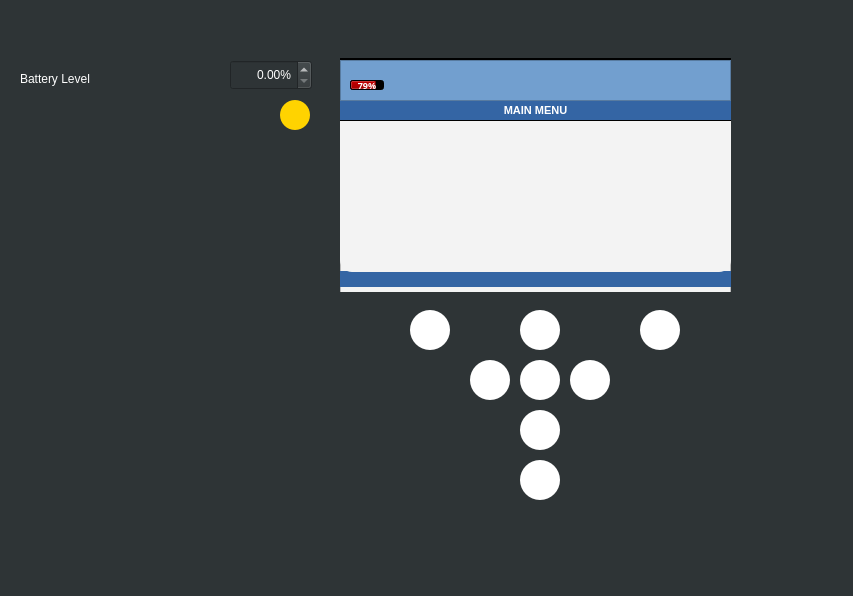
NirmithDAlmeida/HRV3004Team6, file HRV/mainwindow.ui: the form before one commit.
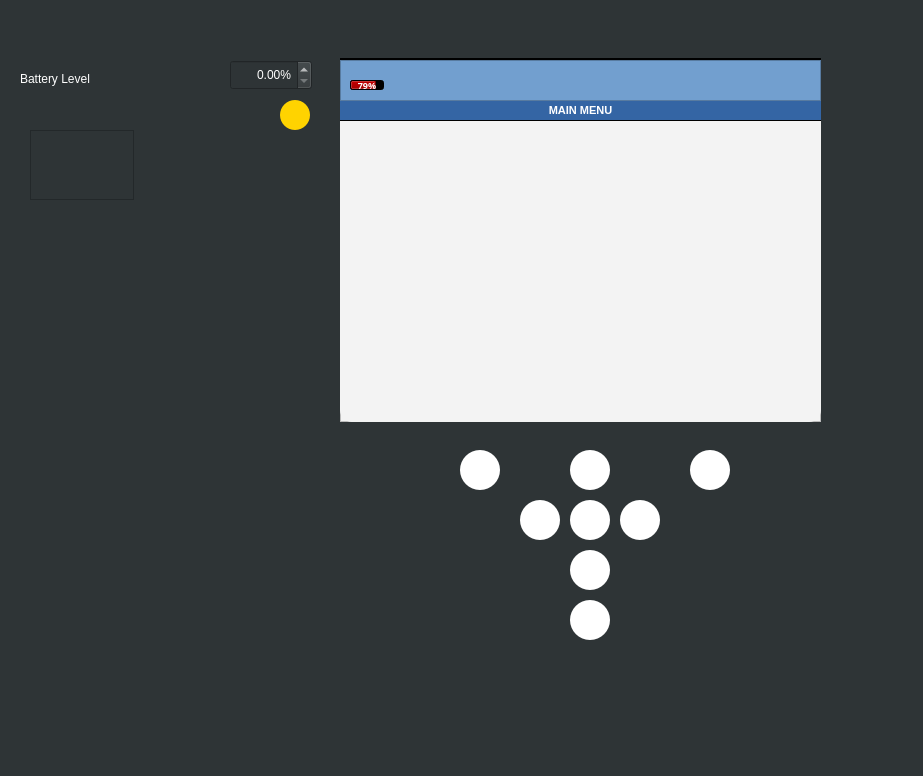
The form after the commit. Icons and pictures are not drawn. Custom widgets are drawn as their Qt base class.

Commit message: Fixed GUI to account for Graph

Diff of the .ui file:
```diff
--- a/HRV/mainwindow.ui
+++ b/HRV/mainwindow.ui
@@ -6,8 +6,8 @@
    <rect>
     <x>0</x>
     <y>0</y>
-    <width>853</width>
-    <height>596</height>
+    <width>923</width>
+    <height>776</height>
    </rect>
   </property>
   <property name="minimumSize">
@@ -51,8 +51,8 @@
      <rect>
       <x>310</x>
       <y>-13</y>
-      <width>461</width>
-      <height>571</height>
+      <width>561</width>
+      <height>711</height>
      </rect>
     </property>
     <property name="sizePolicy">
@@ -87,8 +87,8 @@
    <widget class="QPushButton" name="powerButton">
     <property name="geometry">
      <rect>
-      <x>520</x>
-      <y>460</y>
+      <x>570</x>
+      <y>600</y>
       <width>40</width>
       <height>40</height>
      </rect>
@@ -137,7 +137,7 @@
      <rect>
       <x>340</x>
       <y>60</y>
-      <width>391</width>
+      <width>481</width>
       <height>41</height>
      </rect>
     </property>
@@ -248,8 +248,8 @@
      <rect>
       <x>340</x>
       <y>58</y>
-      <width>391</width>
-      <height>231</height>
+      <width>481</width>
+      <height>361</height>
      </rect>
     </property>
     <property name="styleSheet">
@@ -261,8 +261,8 @@
      <rect>
       <x>340</x>
       <y>121</y>
-      <width>391</width>
-      <height>171</height>
+      <width>481</width>
+      <height>301</height>
      </rect>
     </property>
     <property name="styleSheet">
@@ -272,8 +272,8 @@
     <widget class="QLabel" name="challengeLabel">
      <property name="geometry">
       <rect>
-       <x>0</x>
-       <y>150</y>
+       <x>10</x>
+       <y>280</y>
        <width>191</width>
        <height>16</height>
       </rect>
@@ -300,8 +300,8 @@
      </property>
      <property name="geometry">
       <rect>
-       <x>190</x>
-       <y>150</y>
+       <x>270</x>
+       <y>280</y>
        <width>201</width>
        <height>16</height>
       </rect>
@@ -333,8 +333,8 @@
       <rect>
        <x>0</x>
        <y>0</y>
-       <width>391</width>
-       <height>181</height>
+       <width>481</width>
+       <height>301</height>
       </rect>
      </property>
      <property name="font">
@@ -352,7 +352,7 @@
      </property>
      <property name="geometry">
       <rect>
-       <x>10</x>
+       <x>110</x>
        <y>10</y>
        <width>71</width>
        <height>20</height>
@@ -386,7 +386,7 @@
      </property>
      <property name="geometry">
       <rect>
-       <x>120</x>
+       <x>220</x>
        <y>10</y>
        <width>51</width>
        <height>20</height>
@@ -420,7 +420,7 @@
      </property>
      <property name="geometry">
       <rect>
-       <x>220</x>
+       <x>320</x>
        <y>10</y>
        <width>81</width>
        <height>20</height>
@@ -454,7 +454,7 @@
      </property>
      <property name="geometry">
       <rect>
-       <x>10</x>
+       <x>110</x>
        <y>30</y>
        <width>71</width>
        <height>20</height>
@@ -488,7 +488,7 @@
      </property>
      <property name="geometry">
       <rect>
-       <x>120</x>
+       <x>220</x>
        <y>30</y>
        <width>51</width>
        <height>20</height>
@@ -522,7 +522,7 @@
      </property>
      <property name="geometry">
       <rect>
-       <x>220</x>
+       <x>320</x>
        <y>30</y>
        <width>81</width>
        <height>20</height>
@@ -554,8 +554,8 @@
      <property name="geometry">
       <rect>
        <x>70</x>
-       <y>123</y>
-       <width>261</width>
+       <y>250</y>
+       <width>331</width>
        <height>20</height>
       </rect>
      </property>
@@ -566,6 +566,16 @@
       <bool>false</bool>
      </property>
     </widget>
+    <widget class="QCustomPlot" name="customPlot" native="true">
+     <property name="geometry">
+      <rect>
+       <x>20</x>
+       <y>50</y>
+       <width>441</width>
+       <height>191</height>
+      </rect>
+     </property>
+    </widget>
     <widget class="QListWidget" name="mainMenuListView">
      <property name="enabled">
       <bool>true</bool>
@@ -574,8 +584,8 @@
       <rect>
        <x>0</x>
        <y>0</y>
-       <width>391</width>
-       <height>151</height>
+       <width>481</width>
+       <height>301</height>
       </rect>
      </property>
      <property name="styleSheet">
@@ -604,16 +614,6 @@
       <number>-1</number>
      </property>
     </widget>
-    <widget class="QCustomPlot" name="customPlot" native="true">
-     <property name="geometry">
-      <rect>
-       <x>100</x>
-       <y>50</y>
-       <width>201</width>
-       <height>61</height>
-      </rect>
-     </property>
-    </widget>
     <zorder>SessionView</zorder>
     <zorder>challengeLabel</zorder>
     <zorder>breathintLabel</zorder>
@@ -632,7 +632,7 @@
      <rect>
       <x>340</x>
       <y>100</y>
-      <width>391</width>
+      <width>481</width>
       <height>20</height>
      </rect>
     </property>
@@ -663,8 +663,8 @@
    <widget class="QPushButton" name="menuButton">
     <property name="geometry">
      <rect>
-      <x>640</x>
-      <y>310</y>
+      <x>690</x>
+      <y>450</y>
       <width>40</width>
       <height>40</height>
      </rect>
@@ -711,8 +711,8 @@
    <widget class="QPushButton" name="backButton">
     <property name="geometry">
      <rect>
-      <x>410</x>
-      <y>310</y>
+      <x>460</x>
+      <y>450</y>
       <width>40</width>
       <height>40</height>
      </rect>
@@ -759,8 +759,8 @@
    <widget class="QPushButton" name="upButton">
     <property name="geometry">
      <rect>
-      <x>520</x>
-      <y>310</y>
+      <x>570</x>
+      <y>450</y>
       <width>40</width>
       <height>40</height>
      </rect>
@@ -819,8 +819,8 @@
     </property>
     <property name="geometry">
      <rect>
-      <x>520</x>
-      <y>360</y>
+      <x>570</x>
+      <y>500</y>
       <width>40</width>
       <height>40</height>
      </rect>
@@ -867,8 +867,8 @@
    <widget class="QPushButton" name="rightButton">
     <property name="geometry">
      <rect>
-      <x>570</x>
-      <y>360</y>
+      <x>620</x>
+      <y>500</y>
       <width>40</width>
       <height>40</height>
      </rect>
@@ -927,8 +927,8 @@
    <widget class="QPushButton" name="leftButton">
     <property name="geometry">
      <rect>
-      <x>470</x>
-      <y>360</y>
+      <x>520</x>
+      <y>500</y>
       <width>40</width>
       <height>40</height>
      </rect>
@@ -984,8 +984,8 @@
    <widget class="QPushButton" name="downButton">
     <property name="geometry">
      <rect>
-      <x>520</x>
-      <y>410</y>
+      <x>570</x>
+      <y>550</y>
       <width>40</width>
       <height>40</height>
      </rect>
@@ -1160,6 +1160,16 @@
      <string>Battery Level</string>
     </property>
    </widget>
+   <widget class="QTextEdit" name="textEdit">
+    <property name="geometry">
+     <rect>
+      <x>30</x>
+      <y>130</y>
+      <width>104</width>
+      <height>70</height>
+     </rect>
+    </property>
+   </widget>
    <zorder>batteryLevelAdminSpinBox</zorder>
    <zorder>chargeAdminButton</zorder>
    <zorder>batteryLevelAdminLabel</zorder>
@@ -1176,6 +1186,7 @@
    <zorder>leftButton</zorder>
    <zorder>downButton</zorder>
    <zorder>statusBarQFrame</zorder>
+   <zorder>textEdit</zorder>
   </widget>
  </widget>
  <layoutdefault spacing="6" margin="11"/>
```
The commit also changes 1 other file.
